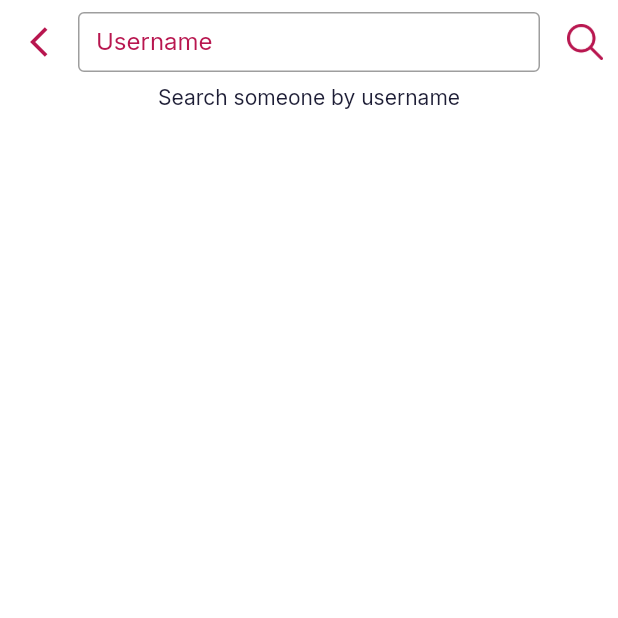
After one commit to vietlinhtspt/concept_google_stadia_app_UI, a Flutter app: the MainPage screen opened directly, item 2 of the bottom bar chosen, after a tap on the "person add" icon, on a phone screen of 412 x 824 dp, the top half of it. The commit adds this screen. Run offline on Flutter 3.47's test engine with Material 2 defaults, Android fonts, the phone set to English and light mode, and no system bars; our stand-ins replace cloud_firestore, equatable, firebase_auth, firebase_core, flutter_bloc, flutter_svg and 3 more; missing offline and left inert: flutter_facebook_auth; accounts and stored records are empty.

Commit message:
Add SearchingPage and it's logic

```diff
--- /dev/null
+++ b/lib/cubits/communication_cubit.dart
@@ -0,0 +1,27 @@
+import 'package:flutter_bloc/flutter_bloc.dart';
+import 'package:stadia_app/services/authentication_service.dart';
+import 'package:stadia_app/states/communication_state.dart';
+
+class CommunicationCubit extends Cubit<CommunicationState> {
+  final AuthenticationService authenticationService;
+  CommunicationCubit(AuthenticationService authenticationService)
+      : assert(authenticationService != null),
+        this.authenticationService = authenticationService,
+        super(CommunicationStateInitial());
+
+  void getListMessages() {
+    this.authenticationService.getListMessages();
+  }
+
+  void sendMessages() {}
+
+  void addFriend(String uid) {
+    emit(CommunicationStateLoading());
+    try {
+      authenticationService.addNewFriend(uid);
+      this.getListMessages();
+    } catch (e) {
+      emit(CommunicationStateFailure());
+    }
+  }
+}
--- /dev/null
+++ b/lib/cubits/searching_cubit.dart
@@ -0,0 +1,23 @@
+import 'package:flutter_bloc/flutter_bloc.dart';
+import 'package:stadia_app/services/authentication_service.dart';
+import 'package:stadia_app/states/searching_state.dart';
+
+class SearchingCubit extends Cubit<SearchingState> {
+  final AuthenticationService authenticationService;
+  SearchingCubit(AuthenticationService authenticationService)
+      : assert(authenticationService != null),
+        this.authenticationService = authenticationService,
+        super(SearchingStateInitial());
+
+  void searchUserByUsername(String userName) async {
+    try {
+      emit(SearchingStateLoading());
+      String uid =
+          await this.authenticationService.searchUserByUsername(userName);
+
+      emit(SearchingStateSuccess(uid));
+    } catch (e) {
+      emit(SearchingStateFailure());
+    }
+  }
+}
--- a/lib/pages/communication_page.dart
+++ b/lib/pages/communication_page.dart
@@ -1,4 +1,7 @@
 import 'package:flutter/material.dart';
+import 'package:flutter_bloc/flutter_bloc.dart';
+import 'package:stadia_app/cubits/communication_cubit.dart';
+import 'package:stadia_app/states/communication_state.dart';
 import 'package:stadia_app/widgets/communication_page/chat_item.dart';
 import 'package:stadia_app/widgets/communication_page/communication_tabbar.dart';
 import 'package:stadia_app/theme/colors.dart';
@@ -12,10 +15,18 @@ class CommunicationPage extends StatefulWidget {
 
 class _CommunicationPageState extends State<CommunicationPage> {
   @override
+  void initState() {
+    super.initState();
+    BlocProvider.of<CommunicationCubit>(context).getListMessages();
+  }
+
+  @override
   Widget build(BuildContext context) {
     return Column(children: [
       CommunicationTabbarWidget(),
-      Expanded(
+      BlocBuilder<CommunicationCubit, CommunicationState>(
+        builder: (context, communicationState) {
+          return Expanded(
               child: Stack(
             children: [
               Container(
@@ -26,7 +37,8 @@ class _CommunicationPageState extends State<CommunicationPage> {
                 width: MediaQuery.of(context).size.width,
                 decoration: BoxDecoration(
                   borderRadius: BorderRadius.only(
-                  topLeft: Radius.circular(30), topRight: Radius.circular(30)),
+                      topLeft: Radius.circular(30),
+                      topRight: Radius.circular(30)),
                   color: Colors.white,
                 ),
                 child: SingleChildScrollView(
@@ -37,7 +49,9 @@ class _CommunicationPageState extends State<CommunicationPage> {
                 ),
               )
             ],
-      ))
+          ));
+        },
+      )
     ]);
   }
 }
--- /dev/null
+++ b/lib/pages/search_user_page.dart
@@ -0,0 +1,134 @@
+import 'package:flutter/material.dart';
+import 'package:flutter_bloc/flutter_bloc.dart';
+import 'package:stadia_app/commons/text_field_custom.dart';
+import 'package:stadia_app/constants/image_assert.dart';
+import 'package:stadia_app/cubits/communication_cubit.dart';
+import 'package:stadia_app/cubits/searching_cubit.dart';
+import 'package:stadia_app/states/searching_state.dart';
+
+class SearchUserPage extends StatefulWidget {
+  const SearchUserPage({Key key}) : super(key: key);
+
+  @override
+  _SearchUserPageState createState() => _SearchUserPageState();
+}
+
+class _SearchUserPageState extends State<SearchUserPage> {
+  final TextEditingController _textEditingController = TextEditingController();
+  @override
+  void initState() {
+    super.initState();
+    // loginCubit = BlocProvider.of<LoginCubit>(context);
+
+    _textEditingController.addListener(() {
+      print(this._textEditingController.text);
+      // loginCubit.emailChanged(this._textEditingController.text);
+    });
+  }
+
+  void _searchUserByUsername() {
+    BlocProvider.of<SearchingCubit>(context)
+        .searchUserByUsername(this._textEditingController.text);
+  }
+
+  void addFriend(String uid) {
+    BlocProvider.of<CommunicationCubit>(context).addFriend(uid);
+  }
+
+  @override
+  Widget build(BuildContext context) {
+    return Scaffold(
+      body: SafeArea(
+        child: Column(
+          crossAxisAlignment: CrossAxisAlignment.center,
+          children: [
+            Row(children: [
+              InkWell(
+                onTap: () {
+                  Navigator.pop(context);
+                },
+                child: Container(
+                  child: Icon(
+                    Icons.arrow_back_ios,
+                    color: Theme.of(context).hintColor,
+                  ),
+                  margin: EdgeInsets.only(left: 20),
+                ),
+              ),
+              Expanded(
+                child: TextFieldCustom(
+                  passwordController: _textEditingController,
+                  isValidInput: true,
+                  labelText: 'Username',
+                ),
+              ),
+              InkWell(
+                onTap: () {
+                  this._searchUserByUsername();
+                },
+                child: Container(
+                  child: ImageIcon(
+                    AssetImage(icon_search),
+                    color: Theme.of(context).hintColor,
+                  ),
+                  padding: EdgeInsets.symmetric(horizontal: 10, vertical: 10),
+                ),
+              ),
+            ]),
+            BlocBuilder<SearchingCubit, SearchingState>(
+                builder: (context, searchingState) {
+              if (searchingState is SearchingStateFailure)
+                return Center(
+                  child: Text(
+                      "Some thing wrong with our server. Try in minutes or contact vietlinhtspt@gmail.com"),
+                );
+              if (searchingState is SearchingStateInitial)
+                return Center(
+                  child: Text("Search someone by username"),
+                );
+              if (searchingState is SearchingStateLoading)
+                return Center(
+                  child: Text("Loading"),
+                );
+              if (searchingState is SearchingStateSuccess) if (searchingState
+                      .searchData !=
+                  null)
+                return InkWell(
+                  onTap: () {
+                    this.addFriend(searchingState.searchData);
+                    Navigator.pop(context);
+                  },
+                  child: Padding(
+                    padding: const EdgeInsets.symmetric(vertical: 10),
+                    child: Material(
+                      borderRadius: BorderRadius.circular(10),
+                      elevation: 4,
+                      child: Container(
+                        width: MediaQuery.of(context).size.width * 0.9,
+                        padding: const EdgeInsets.symmetric(
+                            horizontal: 10, vertical: 10),
+                        child: Row(children: [
+                          Padding(
+                            padding: const EdgeInsets.all(8.0),
+                            child: Icon(Icons.person_add),
+                          ),
+                          Text(
+                            this._textEditingController.text,
+                            style: Theme.of(context).textTheme.headline5,
+                          ),
+                        ]),
+                      ),
+                    ),
+                  ),
+                );
+              else
+                return Center(
+                  child: Text("Can not find this user"),
+                );
+            })
+          ],
+        ),
+      ),
+    );
+  }
+}
--- a/lib/services/authentication_service.dart
+++ b/lib/services/authentication_service.dart
@@ -104,6 +104,46 @@ class AuthenticationService {
     FirebaseFirestore.instance
         .collection('users')
         .doc(this._firebaseAuth.currentUser.uid)
-        .set({'userName': userName, 'id': this._firebaseAuth.currentUser.uid});
+        .set({
+      'userName': userName,
+      'id': this._firebaseAuth.currentUser.uid,
+      "messageIDs": [],
+      'friendList': []
+    });
+  }
+
+  Future<List<dynamic>> getMessageIDs() async {
+    DocumentSnapshot snapshot = await FirebaseFirestore.instance
+        .collection('users')
+        .doc(this._firebaseAuth.currentUser.uid)
+        .get();
+    return snapshot.data()["messageIDs"];
+  }
+
+  Future<void> getListMessages() async {
+    final List<dynamic> messageIDs = await this.getMessageIDs();
+    print("Message IDs length: ${messageIDs.length}");
+  }
+
+  Future<void> requestNewMessage(String userId) async {}
+
+  Future<String> searchUserByUsername(String userName) async {
+    QuerySnapshot snapshot =
+        await FirebaseFirestore.instance.collection('users').get();
+    print(snapshot.docs.length);
+    for (QueryDocumentSnapshot documentSnapshot in snapshot.docs) {
+      if (documentSnapshot.data()["userName"] == userName.trim())
+        return documentSnapshot.data()["id"];
+    }
+    return null;
+  }
+
+  Future<void> addNewFriend(String userId) async {
+    FirebaseFirestore.instance
+        .collection('users')
+        .doc(this._firebaseAuth.currentUser.uid)
+        .update({
+      "friendList": FieldValue.arrayUnion([userId])
+    });
   }
 }
--- /dev/null
+++ b/lib/states/communication_state.dart
@@ -0,0 +1,29 @@
+import 'package:cloud_firestore/cloud_firestore.dart';
+import 'package:equatable/equatable.dart';
+
+abstract class CommunicationState extends Equatable {
+  @override
+  List<Object> get props => [];
+}
+
+class CommunicationStateInitial extends CommunicationState {}
+
+class CommunicationStateLoading extends CommunicationState {}
+
+class CommunicationStateSuccess extends CommunicationState {
+  final List<DocumentSnapshot> userDocumentSnapshot;
+  final bool isValidUserName;
+  CommunicationStateSuccess(this.userDocumentSnapshot, this.isValidUserName);
+
+  @override
+  List<Object> get props => [this.userDocumentSnapshot];
+
+  CommunicationStateSuccess copyWith(
+      {List<DocumentSnapshot> userDocumentSnapshot, bool isValidUserName}) {
+    return CommunicationStateSuccess(
+        userDocumentSnapshot ?? this.userDocumentSnapshot,
+        isValidUserName ?? this.isValidUserName);
+  }
+}
+
+class CommunicationStateFailure extends CommunicationState {}
--- /dev/null
+++ b/lib/states/searching_state.dart
@@ -0,0 +1,27 @@
+import 'package:equatable/equatable.dart';
+
+abstract class SearchingState extends Equatable {
+  @override
+  List<Object> get props => [];
+}
+
+class SearchingStateInitial extends SearchingState {}
+
+class SearchingStateLoading extends SearchingState {}
+
+class SearchingStateSuccess extends SearchingState {
+  final String searchData;
+  SearchingStateSuccess(this.searchData);
+
+  @override
+  List<Object> get props => [this.searchData];
+
+  // SearchingStateSuccess copyWith(
+  //     {List<DocumentSnapshot> userDocumentSnapshot, bool isValidUserName}) {
+  //   return SearchingStateSuccess(
+  //       userDocumentSnapshot ?? this.userDocumentSnapshot,
+  //       isValidUserName ?? this.isValidUserName);
+  // }
+}
+
+class SearchingStateFailure extends SearchingState {}
--- a/lib/widgets/communication_page/communication_tabbar.dart
+++ b/lib/widgets/communication_page/communication_tabbar.dart
@@ -1,7 +1,11 @@
 import 'package:flutter/material.dart';
+import 'package:flutter_bloc/flutter_bloc.dart';
 import 'package:stadia_app/commons/user_icon.dart';
 import 'package:stadia_app/constants/image_assert.dart';
 import 'package:stadia_app/commons/icon_with_padding.dart';
+import 'package:stadia_app/cubits/user_info_cubit.dart';
+import 'package:stadia_app/pages/search_user_page.dart';
+import 'package:stadia_app/states/user_info_state.dart';
 import 'package:stadia_app/theme/colors.dart';
 
 class CommunicationTabbarWidget extends StatelessWidget {
@@ -20,7 +24,9 @@ class CommunicationTabbarWidget extends StatelessWidget {
           child: Row(
             mainAxisAlignment: MainAxisAlignment.spaceBetween,
             children: [
-              Row(
+              BlocBuilder<UserInfoCubit, UserInfoState>(
+                builder: (context, userInfoState) {
+                  return Row(
                     crossAxisAlignment: CrossAxisAlignment.center,
                     children: [
                       UserIcon(
@@ -33,7 +39,11 @@ class CommunicationTabbarWidget extends StatelessWidget {
                         crossAxisAlignment: CrossAxisAlignment.start,
                         children: [
                           Text(
-                        "Vietlinhtspt",
+                            userInfoState is UserInfoStateSuccess
+                                ? userInfoState.userDocumentSnapshot[0]
+                                        ["userName"]
+                                    .toString()
+                                : "Error",
                             style: TextStyle(
                                 color: Colors.white,
                                 fontSize: 17,
@@ -41,11 +51,14 @@ class CommunicationTabbarWidget extends StatelessWidget {
                           ),
                           Text(
                             "Online",
-                        style: TextStyle(color: Colors.white.withOpacity(0.8)),
+                            style:
+                                TextStyle(color: Colors.white.withOpacity(0.8)),
                           )
                         ],
                       )
                     ],
+                  );
+                },
               ),
               Padding(
                 padding: const EdgeInsets.only(right: 10.0),
@@ -59,9 +72,17 @@ class CommunicationTabbarWidget extends StatelessWidget {
                       edgeInsetsGeometry: const EdgeInsets.all(8.0),
                       iconData: Icons.add_comment,
                     ),
-                    IconWithPadding(
+                    InkWell(
+                      onTap: () {
+                        Navigator.push(
+                            context,
+                            MaterialPageRoute(
+                                builder: (context) => SearchUserPage()));
+                      },
+                      child: IconWithPadding(
                         edgeInsetsGeometry: const EdgeInsets.all(8.0),
                         iconData: Icons.person_add,
+                      ),
                     ),
                   ],
                 ),
```
Also changed, not shown: lib/main.dart (+8 -0 lines), lib/widgets/home_page/user_info_tile.dart (+11 -1 lines), lib/widgets/message_page/tabbar_widget.dart (+13 -2 lines). Lines whose indentation alone changed are shown as unchanged.
